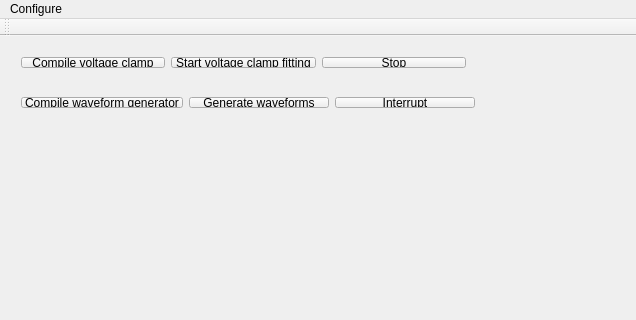
CompEphys-team/rtdo, file gui/mainwindow.ui: the form before one commit; both pictures show x 0 to 636 and y 0 to 320 of the 755 by 532 pixel window.
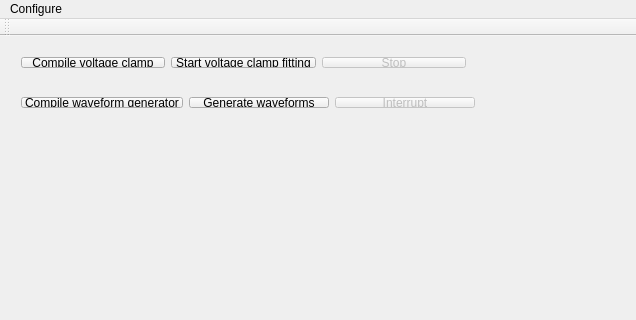
The form after the commit.

Patch:
```diff
--- a/gui/mainwindow.ui
+++ b/gui/mainwindow.ui
@@ -14,7 +14,7 @@
    <string>MainWindow</string>
   </property>
   <widget class="QWidget" name="centralWidget">
-   <widget class="QWidget" name="">
+   <widget class="QWidget" name="layoutWidget">
     <property name="geometry">
      <rect>
       <x>10</x>
@@ -40,6 +40,9 @@
      </item>
      <item>
       <widget class="QPushButton" name="wavegen_stop">
+       <property name="enabled">
+        <bool>false</bool>
+       </property>
        <property name="text">
         <string>Interrupt</string>
        </property>
@@ -47,7 +50,7 @@
      </item>
     </layout>
    </widget>
-   <widget class="QWidget" name="">
+   <widget class="QWidget" name="layoutWidget">
     <property name="geometry">
      <rect>
       <x>10</x>
@@ -73,6 +76,9 @@
      </item>
      <item>
       <widget class="QPushButton" name="vclamp_stop">
+       <property name="enabled">
+        <bool>false</bool>
+       </property>
        <property name="text">
         <string>Stop</string>
        </property>
```
